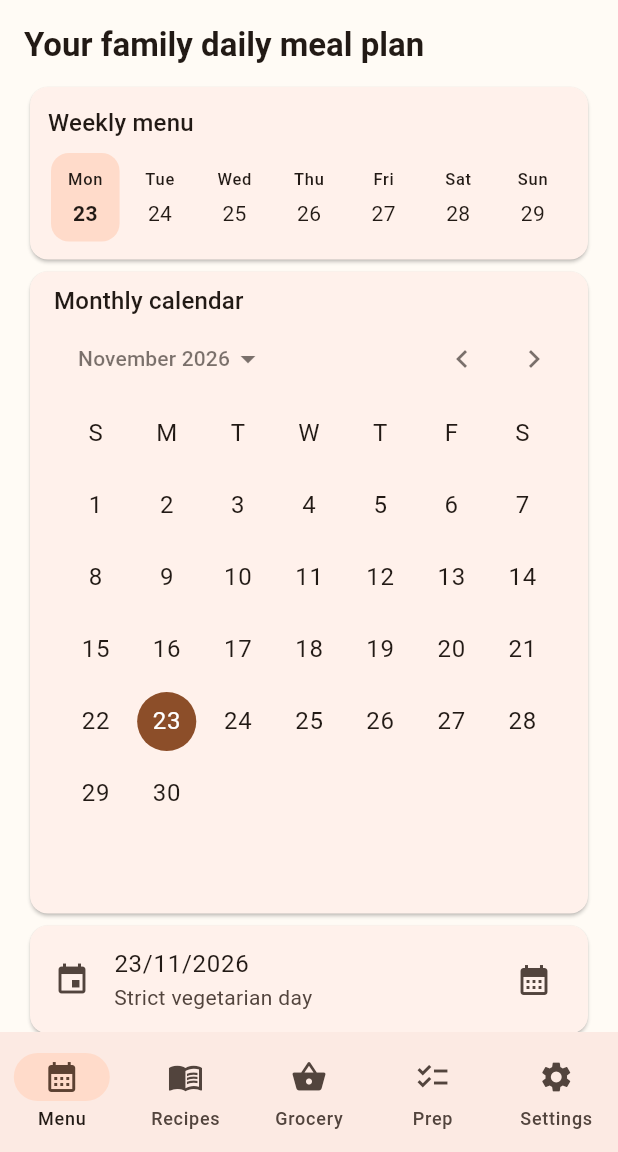
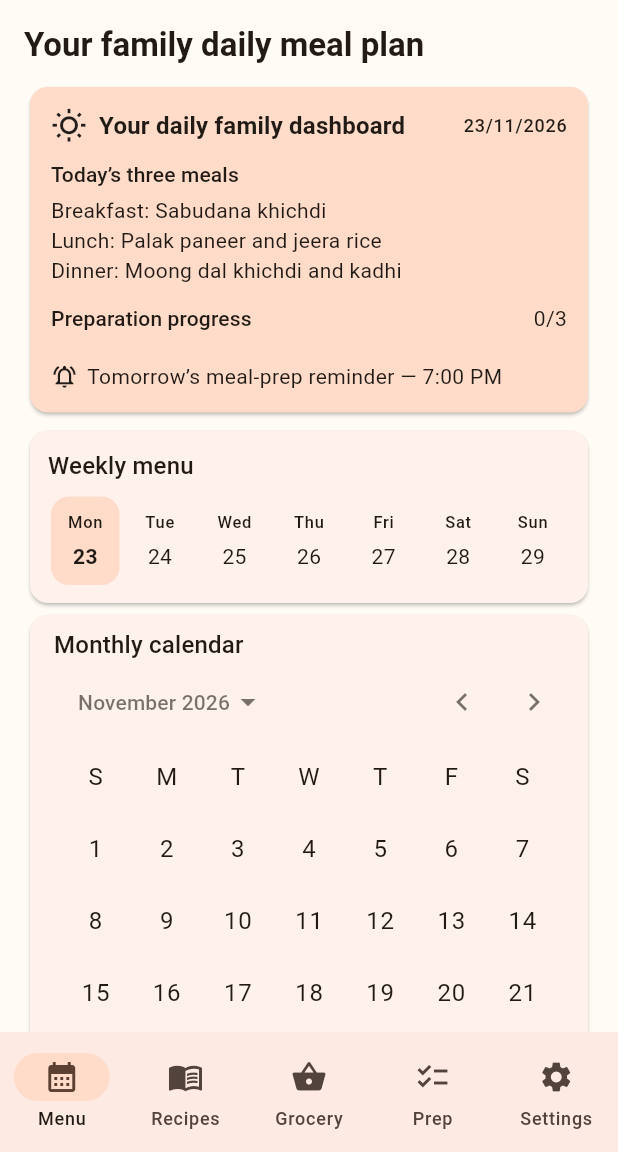
Before and after one commit to rohanrm18/365-days-home-food-menu, a Flutter app: the screen it shows after launch, on a phone screen of 412 x 824 dp, the part 84-1236 px from its top. Run offline on Flutter 3.47's test engine with Material 3 defaults, Android fonts, the phone set to English and light mode, and no system bars; our stand-ins replace flutter_local_notifications, shared_preferences, timezone; network calls fail.

Commit message:
Add daily family dashboard summary

```diff
--- a/lib/main.dart
+++ b/lib/main.dart
@@ -197,9 +197,28 @@ class HomePage extends StatelessWidget {
   const HomePage({super.key,required this.date,required this.onDate,required this.onChanged});
   @override Widget build(BuildContext context) {
     final mr=AppStore.marathi; final menu=MenuPlanner.forDate(date);
+    final prepKeys=List.generate(3,(i)=>'prep:${date.year}-${date.month}-${date.day}:$i');
+    final prepDone=prepKeys.where((k)=>AppStore.checkedGroceries.contains(k)).length;
+    final dateLabel=date.day.toString()+'/'+date.month.toString()+'/'+date.year.toString();
     return ListView(padding:const EdgeInsets.all(16),children:[
       Text(mr?'तुमच्या कुटुंबाचा रोजचा आहार':'Your family daily meal plan',style:Theme.of(context).textTheme.titleLarge?.copyWith(fontWeight:FontWeight.bold)),
       const SizedBox(height:10),
+      Card(color:Theme.of(context).colorScheme.primaryContainer,child:Padding(padding:const EdgeInsets.all(14),child:Column(crossAxisAlignment:CrossAxisAlignment.start,children:[
+        Row(children:[const Icon(Icons.wb_sunny_outlined),const SizedBox(width:8),Expanded(child:Text(mr?'आजचा कौटुंबिक डॅशबोर्ड':'Your daily family dashboard',style:Theme.of(context).textTheme.titleMedium?.copyWith(fontWeight:FontWeight.bold))),Text(dateLabel,style:Theme.of(context).textTheme.labelMedium)]),
+        const SizedBox(height:10),
+        Text(mr?'आजचे तीन जेवण':'Today’s three meals',style:Theme.of(context).textTheme.labelLarge),
+        const SizedBox(height:4),
+        Text((mr?'नाश्ता: ':'Breakfast: ')+menu.breakfast.name(mr)),
+        Text((mr?'दुपारचे: ':'Lunch: ')+menu.lunch.name(mr)),
+        Text((mr?'रात्रीचे: ':'Dinner: ')+menu.dinner.name(mr)),
+        const SizedBox(height:12),
+        Row(children:[Expanded(child:Text(mr?'तयारीची प्रगती':'Preparation progress',style:Theme.of(context).textTheme.labelLarge)),Text('${prepDone}/3')]),
+        const SizedBox(height:5),
+        LinearProgressIndicator(value:prepDone/3),
+        const SizedBox(height:10),
+        Row(children:[const Icon(Icons.notifications_active_outlined,size:18),const SizedBox(width:6),Expanded(child:Text(mr?'उद्याच्या जेवणाची तयारी — संध्याकाळी ७:००':'Tomorrow’s meal-prep reminder — 7:00 PM'))])
+      ]))),
+      const SizedBox(height:4),
       Card(child:Padding(padding:const EdgeInsets.all(12),child:Column(crossAxisAlignment:CrossAxisAlignment.start,children:[
         Text(mr?'आठवड्याचा मेनू':'Weekly menu',style:Theme.of(context).textTheme.titleMedium),
         const SizedBox(height:8),
```
